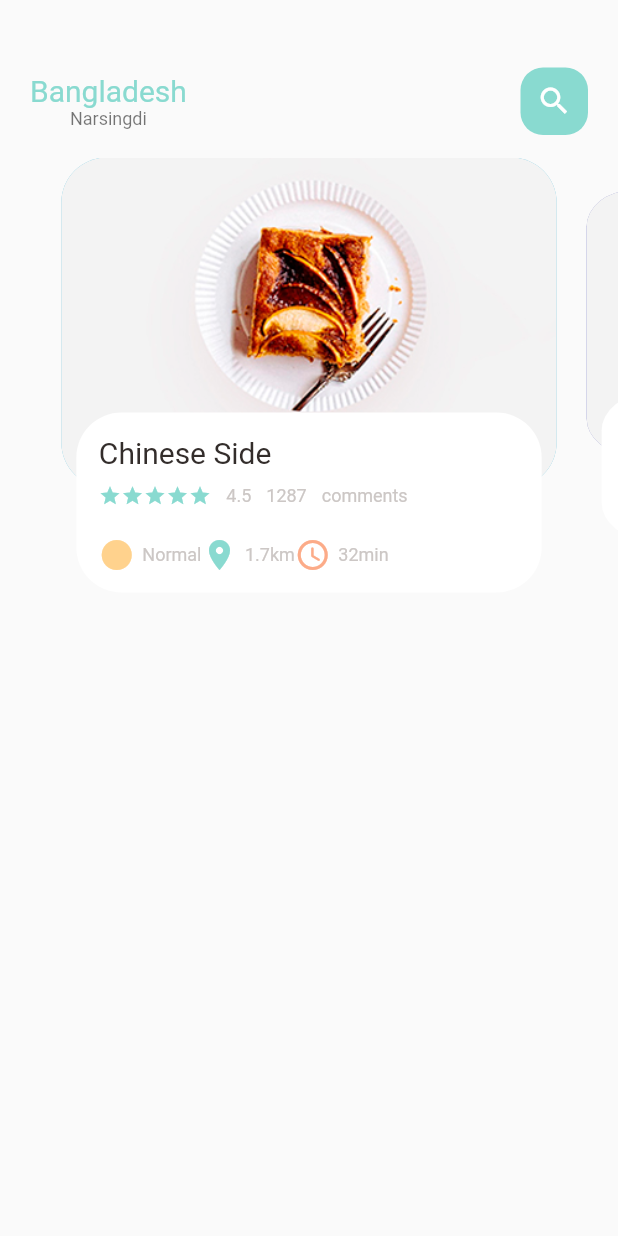
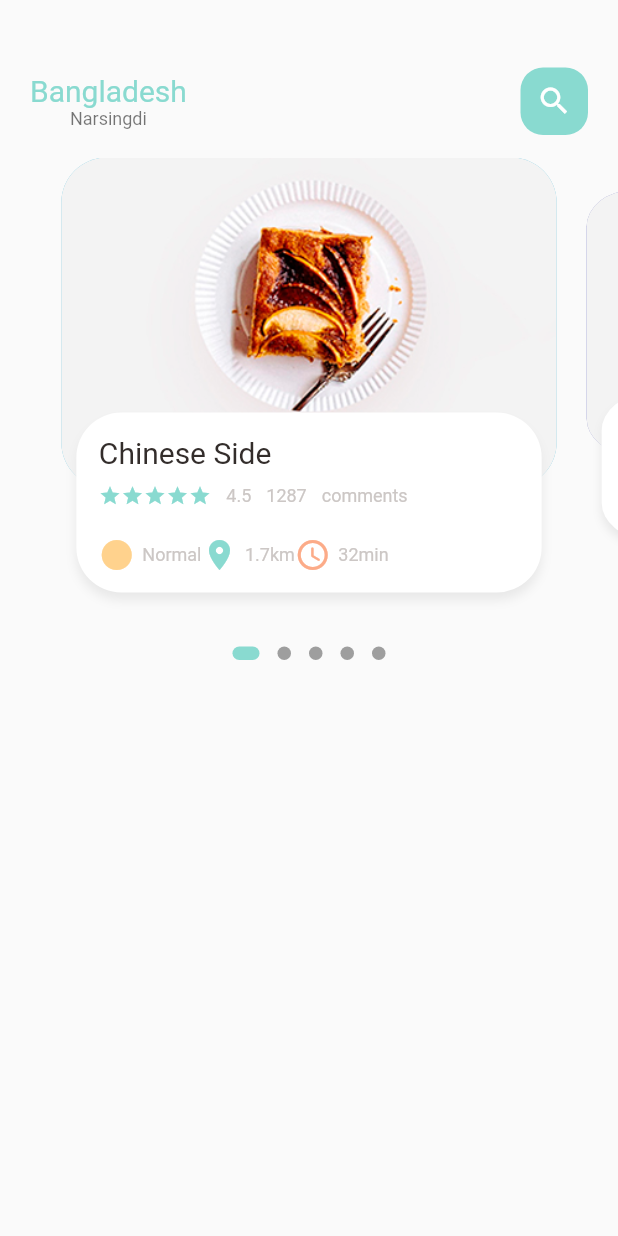
Before and after one commit to mahershmesa/food-delivery, a Flutter app: the screen it shows after launch, on a phone screen of 412 x 824 dp. Run offline on Flutter 3.47's test engine with Material 2 defaults, Android fonts, the phone set to English and light mode, and no system bars; drawn by our look-alikes of dots_indicator.

Commit message:
add dotsto pages

```diff
--- a/lib/home/food_page_body.dart
+++ b/lib/home/food_page_body.dart
@@ -1,3 +1,4 @@
+import 'package:dots_indicator/dots_indicator.dart';
 import 'package:flutter/material.dart';
 import 'package:flutter_food_delivery/utils/colors.dart';
 import 'package:flutter_food_delivery/widgets/big_text.dart';
@@ -35,7 +36,9 @@ class _FoodPageBodyState extends State<FoodPageBody> {
 
   @override
   Widget build(BuildContext context) {
-    return Container(
+    return Column(
+      children: [
+        Container(
           //color: Colors.red,
           height: 320,
           child: PageView.builder(
@@ -44,6 +47,18 @@ class _FoodPageBodyState extends State<FoodPageBody> {
             itemBuilder: (context,position){
               return _buildPageItem(position);
             }),
+        ),
+        new DotsIndicator(
+  dotsCount: 5,
+  position: _currPageValue,
+  decorator: DotsDecorator(
+    activeColor: AppColors.mainColor,
+    size: const Size.square(9.0),
+    activeSize: const Size(18.0, 9.0),
+    activeShape: RoundedRectangleBorder(borderRadius: BorderRadius.circular(5.0)),
+  ),
+)
+      ],
     );
   }//هلا هون بيخلص التابع
   Widget _buildPageItem(int index){
@@ -58,6 +73,14 @@ class _FoodPageBodyState extends State<FoodPageBody> {
       var currTrans =_height*(1-currScale)/2;
       matrix = Matrix4.diagonal3Values(1, currScale, 1);
       matrix = Matrix4.diagonal3Values(1, currScale, 1)..setTranslationRaw(0, currTrans, 0);
+    }else if(index==_currPageValue.floor()-1){
+    var currScale = 1-(_currPageValue-index)*(1-_scaleFactor);
+      var currTrans =_height*(1-currScale)/2;
+      matrix = Matrix4.diagonal3Values(1, currScale, 1);
+      matrix = Matrix4.diagonal3Values(1, currScale, 1)..setTranslationRaw(0, currTrans, 0);
+    }else{
+      var currScale=0.8;
+      matrix=Matrix4.diagonal3Values(1, currScale, 1)..setTranslationRaw(0, _height*(1-_scaleFactor)/2, 1);
     }
 
 
@@ -87,6 +110,14 @@ class _FoodPageBodyState extends State<FoodPageBody> {
           decoration: BoxDecoration(
             borderRadius: BorderRadius.circular(30),
             color:Colors.white,
+            boxShadow: [
+              BoxShadow(
+                color: Color(0xFFe8e8e8),
+                blurRadius: 5.0,
+                offset: Offset(0,5),
+              ),
+
+            ]
           ),
         child: Container(
           padding: EdgeInsets.only(top: 15,left: 15,right: 15),
--- a/pubspec.yaml
+++ b/pubspec.yaml
@@ -29,6 +29,8 @@ environment:
 dependencies:
   flutter:
     sdk: flutter
+  get: ^4.1.4
+  dots_indicator: ^2.1.0
 
 
   # The following adds the Cupertino Icons font to your application.
```
Also changed, not shown: pubspec.lock. Lines whose indentation alone changed are shown as unchanged.
